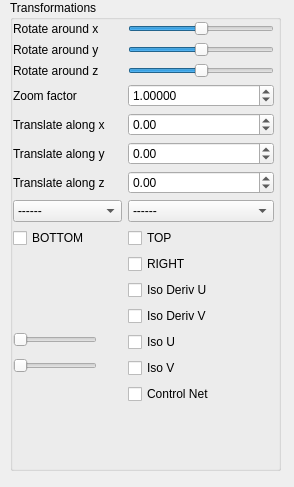
Ezakhiel/BezierGP, file GUI/SideWidget.ui: the form before one commit.
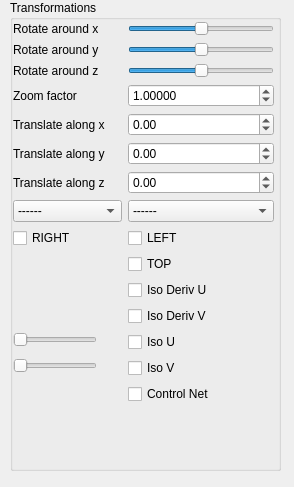
The form after the commit.

```diff
--- a/GUI/SideWidget.ui
+++ b/GUI/SideWidget.ui
@@ -362,21 +362,21 @@
      <item row="8" column="1">
       <widget class="QCheckBox" name="t_extend_btn">
        <property name="text">
-        <string>TOP</string>
+        <string>LEFT</string>
        </property>
       </widget>
      </item>
      <item row="9" column="1">
       <widget class="QCheckBox" name="r_extend_btn">
        <property name="text">
-        <string>RIGHT</string>
+        <string>TOP</string>
        </property>
       </widget>
      </item>
      <item row="8" column="0">
       <widget class="QCheckBox" name="b_extend_btn">
        <property name="text">
-        <string>BOTTOM</string>
+        <string>RIGHT</string>
        </property>
       </widget>
      </item>
```
